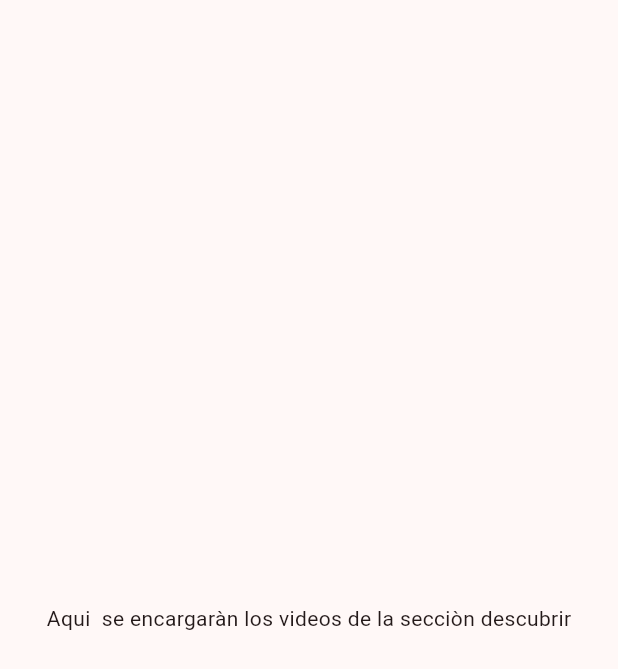
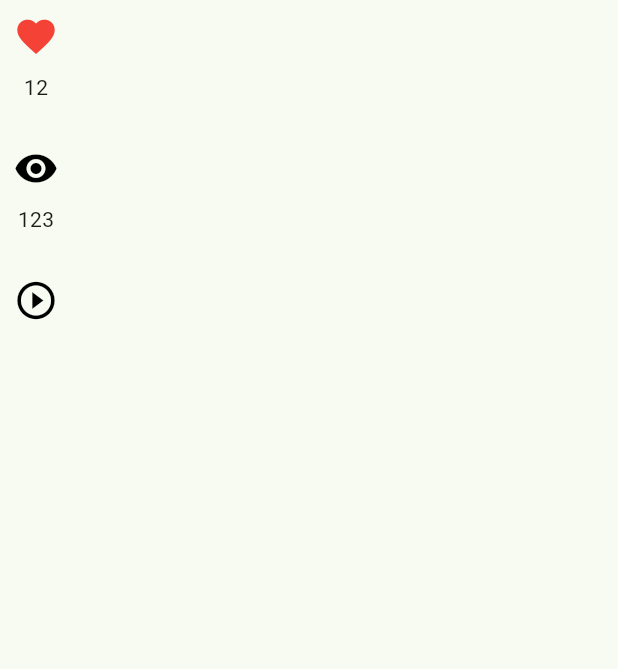
Before and after one commit to Dulce990/DMI-Practica04-220262, a Flutter app: the screen it shows after launch, on a phone screen of 412 x 824 dp. Shown: the top 669 px of the screen. Run offline on Flutter 3.47's test engine with Material 3 defaults, Android fonts, the phone set to English and light mode, and no system bars.

```diff
--- /dev/null
+++ b/widget_app_matricula/widget_app_220262/lib/config/helpers/human_formats.dart
@@ -0,0 +1,14 @@
+import 'package:intl/intl.dart';
+
+class HumanFormats {
+  static String humanReadbleNumbers(double number) {
+    final formatterNumber = NumberFormat.compactCurrency(
+      decimalDigits: 0,
+      symbol: '',
+    ).format(number);
+
+    return formatterNumber;
+  }
+}
+// instalar intl, y animate_do pubas con ctrl shift p
+// hacedr commit hacer construccion de menu lateral y y se formateo en numeros grandes
--- a/widget_app_matricula/widget_app_220262/lib/domain/entities/video_post.dart
+++ b/widget_app_matricula/widget_app_220262/lib/domain/entities/video_post.dart
@@ -1,9 +1,19 @@
 class VideoPost {
-  final String caption; // titulo video
-  final String videoURL; //Referencia al video corto
+  final String caption; // titulo del video
+  final String videoURL; // Referencia al video corto
 
   final int likes;
   final int views;
 
-  VideoPost({required this.caption, required this.videoURL, this.likes=0,this.views=0});
+  VideoPost({
+    required this.caption,
+    required this.videoURL,
+    this.likes=0,
+    this.views=0
+});
+
+
+
+
+
 }
--- a/widget_app_matricula/widget_app_220262/lib/infraestructure/models/local_video_model.dart
+++ b/widget_app_matricula/widget_app_220262/lib/infraestructure/models/local_video_model.dart
@@ -1,5 +1,4 @@
 import 'package:widget_app_220262/domain/entities/video_post.dart';
-import 'package:widget_app_220262/shared/data/local_video_post.dart';
 
 class LocalVideoModel {
   final String name;
--- /dev/null
+++ b/widget_app_matricula/widget_app_220262/lib/infraestruture/models/local_video_model.dart
@@ -0,0 +1,28 @@
+import 'package:widget_app_220262/domain/entities/video_post.dart';
+
+class LocalVideoModel {
+  final String name;
+  final String videoUrl;
+  final int likes;
+  final int views;
+
+
+  LocalVideoModel({
+
+    required this.name,
+    required this.videoUrl,
+    this.likes=0,
+    this.views=0
+  }
+  );
+
+
+  factory LocalVideoModel.fromJs(Map<String,dynamic> json) => LocalVideoModel(
+    name: json['name'] ?? 'none',
+    videoUrl: json['videoUrl'] ?? 'not found url',
+    likes: json['likes'] ?? 0,
+    views: json['views'] ?? 0
+  );/// Mapper te permite recorrer datos
+
+  VideoPost toVideoPostEntity()=> VideoPost(caption: name, videoURL: videoUrl, likes: likes, views: views);
+}
--- a/widget_app_matricula/widget_app_220262/lib/main.dart
+++ b/widget_app_matricula/widget_app_220262/lib/main.dart
@@ -1,7 +1,7 @@
 import 'package:flutter/material.dart';
 import 'package:provider/provider.dart';
+import 'package:widget_app_220262/presentation/Screens/discover/discover_screen.dart';
 import 'package:widget_app_220262/presentation/providers/discover_provider.dart';
-import 'package:widget_app_220262/presentation/screens/discover/discover_screen.dart';
 import 'package:widget_app_220262/theme/app_theme.dart';
 
 void main() {
@@ -14,12 +14,14 @@ class MainApp extends StatelessWidget {
   @override
   Widget build(BuildContext context) {
     return MultiProvider(
-      providers:[ChangeNotifierProvider(create: (_) => DiscoverProvider()),],
+      providers: [
+        ChangeNotifierProvider(lazy: false, create: (_) => DiscoverProvider()..loadNextPage()),
+      ],
       child: MaterialApp(
-      debugShowCheckedModeBanner: false,
-      theme: AppTheme(selectedColor:5).getTheme(),
-      home: const DiscoverScreen(),
-    ),
-    );
-  }
+        debugShowCheckedModeBanner: false,
+        theme: AppTheme(selectedColor: 3).getTheme(),
+        home: const DiscoveryScreen(),
+  ),
+);
 }
+}
--- a/widget_app_matricula/widget_app_220262/lib/presentation/providers/discover_provider.dart
+++ b/widget_app_matricula/widget_app_220262/lib/presentation/providers/discover_provider.dart
@@ -1,12 +1,25 @@
 import 'package:flutter/material.dart';
 import 'package:widget_app_220262/domain/entities/video_post.dart';
+import 'package:widget_app_220262/infraestructure/models/local_video_model.dart';
+import 'package:widget_app_220262/shared/data/localvideo_posts.dart';
 
-class DiscoverProvider extends ChangeNotifier {
+class DiscoverProvider extends ChangeNotifier { // Nos permite cambiar el estado de la aplicacion
   bool initialLoading = true;
   List<VideoPost> videos = [];
 
+  DiscoverProvider(){
+    loadNextPage();
+  }
+
   Future<void> loadNextPage() async {
-    //todo: cargar videos
+    await Future.delayed(const Duration(seconds: 2));
+
+    final List<VideoPost> newVideos = localVideoPosts
+        .map((video) => LocalVideoModel.fromJson(video).toVideoPostEntity())
+        .toList();
+
+    videos.addAll(newVideos);
+    initialLoading = false;
     notifyListeners();
   }
 }
--- a/widget_app_matricula/widget_app_220262/lib/presentation/screens/discover/discover_screen.dart
+++ b/widget_app_matricula/widget_app_220262/lib/presentation/screens/discover/discover_screen.dart
@@ -1,17 +1,19 @@
 import 'package:flutter/material.dart';
+import 'package:provider/provider.dart';
+import 'package:widget_app_220262/presentation/providers/discover_provider.dart';
+import 'package:widget_app_220262/presentation/widgets/shared/video_scrollable.dart';
 
-class DiscoverScreen extends StatelessWidget {
-  const DiscoverScreen ({super.key});
+class DiscoveryScreen extends StatelessWidget {
+  const DiscoveryScreen({super.key});
 
   @override
-  Widget build(BuildContext){
+  Widget build(BuildContext context) {
+    final discoverProvider = context.watch<DiscoverProvider>();
+
     return Scaffold(
-      body: Center(
-        child: Text("Aqui  se encargaràn los videos de la secciòn descubrir"),
-      ),
+      body: discoverProvider.initialLoading ?
+      const Center(child: CircularProgressIndicator(strokeWidth: 2)):
+      VideoScrollable(videos: discoverProvider.videos),
     );
   }
-
-
-
 }
--- /dev/null
+++ b/widget_app_matricula/widget_app_220262/lib/presentation/widgets/shared/video_butons.dart
@@ -0,0 +1,54 @@
+import 'package:animate_do/animate_do.dart';
+import 'package:flutter/material.dart';
+import 'package:widget_app_220262/config/helpers/human_formats.dart';
+import 'package:widget_app_220262/domain/entities/video_post.dart';
+
+class VideoButtons extends StatelessWidget {
+  final VideoPost video;
+
+  const VideoButtons({super.key, required this.video});
+
+  @override
+  Widget build(BuildContext context) {
+    return Column(
+      children: [
+        _CustomIconButton(value: video.likes, iconColor: Colors.red,iconData:Icons.favorite,),
+        const SizedBox(height: 20),
+        _CustomIconButton(value: video.views, iconData: Icons.remove_red_eye_sharp),
+        const SizedBox(height: 20),
+        SpinPerfect(
+          infinite: true,
+          duration: const Duration(seconds: 5),
+          child: const _CustomIconButton(value: 0, iconData: Icons.play_circle_outline),
+        )
+      ],
+    );
+
+  }
+
+}
+
+class _CustomIconButton extends StatelessWidget {
+  final int value;
+  final IconData iconData;
+  final Color? color;
+
+  const _CustomIconButton({
+    required this. value,
+    required this.iconData,
+    iconColor
+  }): color=iconColor ?? Colors.black;
+
+  @override
+  Widget build(BuildContext context) {
+    return Column(
+      children: [
+        IconButton(
+          onPressed: () {},
+          icon: Icon(iconData,color: color,size: 30,)),
+          if (value > 0)
+          Text(HumanFormats.humanReadbleNumbers(value.toDouble()))
+       ],
+    );
+  }
+}
--- /dev/null
+++ b/widget_app_matricula/widget_app_220262/lib/presentation/widgets/shared/video_scrollable.dart
@@ -0,0 +1,30 @@
+import 'package:flutter/material.dart';
+import 'package:widget_app_220262/domain/entities/video_post.dart';
+import 'package:widget_app_220262/presentation/widgets/shared/video_butons.dart';
+
+class VideoScrollable extends StatelessWidget {
+  final List<VideoPost> videos;
+
+  const VideoScrollable({super.key, required this.videos});
+
+  @override
+  Widget build(BuildContext context) {
+    return PageView.builder(
+      scrollDirection: Axis.vertical,
+      physics: const BouncingScrollPhysics(),
+      itemCount: videos.length,
+      itemBuilder: (context,index){
+        final VideoPost videoPost = videos[index];
+        return Stack(
+          children: [
+            // video player + gradient
+
+
+            // Botones
+            VideoButtons(video: videoPost)
+          ],
+        );
+      },
+    );
+  }
+}
--- /dev/null
+++ b/widget_app_matricula/widget_app_220262/lib/presentation/widgets/shared/video_scrollable_view.dart
@@ -0,0 +1,16 @@
+import 'package:flutter/material.dart';
+import 'package:widget_app_220262/domain/entities/video_post.dart';
+
+class VideoScrollableView extends StatelessWidget {
+  final List<VideoPost> videos;
+
+  const VideoScrollableView({super.key, required this.videos});
+
+  @override
+  Widget build(BuildContext context) {
+    return PageView(
+      children: [Container(color: Colors.red)],
+
+    );
+  }
+}
--- /dev/null
+++ b/widget_app_matricula/widget_app_220262/lib/shared/data/localvideo_posts.dart
@@ -0,0 +1,19 @@
+List<Map<String, dynamic>> localVideoPosts = [
+  {
+  'name': 'Subiendo las escaleras automaticas',
+  'video_url': 'assets/videos/Crear_Rels.mp4',
+  'likes': 12,
+  'views':123
+  },
+  {
+  'name': "Nublado",
+  'video_url': 'assets/videos/Dia_Nublado.mp4',
+  'likes': 40,
+  'views':120},
+  {
+  'name': 'La madre naturaleza',
+  'video_url': 'assets/videos/Naturaleza.mp4',
+  'likes': 150,
+  'views':200
+  }
+];
--- a/widget_app_matricula/widget_app_220262/lib/theme/app_theme.dart
+++ b/widget_app_matricula/widget_app_220262/lib/theme/app_theme.dart
@@ -1,31 +1,30 @@
 import 'package:flutter/material.dart';
 
 const colorList = <Color>[
-  Colors.indigoAccent,
-  Colors.tealAccent,
+  Colors.red,
+  Colors.purple,
+  Colors.blue,
+  Colors.green,
   Colors.yellow,
-  Colors.teal,
-  Colors.purpleAccent,
-  Colors.redAccent,
+  Colors.orange,
+  Colors.deepOrange,
   Colors.pinkAccent,
-  Colors.lightGreenAccent,
-  Colors.lightBlue,
-  Colors.amberAccent,
+  Colors.pink,
+  Colors.grey
 ];
+
 
 class AppTheme {
   final int selectedColor;
 
-  AppTheme({this.selectedColor = 0})
-    : assert(
-        selectedColor >= 0,
-        'La posición  del color seleccionado debe ser mayor a 0',
-      ),
-      assert(
-        selectedColor < colorList.length,
-        'La posición del color seleccionado no debe ser superior al tamaño de la lisrta',
-      );
+  AppTheme({ this.selectedColor = 0})
+  : assert( selectedColor>=0,
+  'La posicion del color seleccionado debe ser mayor a 0'),
+  assert(selectedColor < colorList.length,
+  'La posicion del color seleccionado no debe ser superior al tamaño de la lista');
 
-  ThemeData getTheme() =>
-      ThemeData(useMaterial3: true, colorSchemeSeed: colorList[selectedColor]);
+  ThemeData getTheme()=> ThemeData(
+    useMaterial3: true,
+    colorSchemeSeed: colorList[selectedColor]
+  );
 }
--- a/widget_app_matricula/widget_app_220262/pubspec.yaml
+++ b/widget_app_matricula/widget_app_220262/pubspec.yaml
@@ -7,8 +7,10 @@ environment:
   sdk: ^3.9.2
 
 dependencies:
+  animate_do: ^4.2.0
   flutter:
     sdk: flutter
+  intl: ^0.20.2
   provider: ^6.1.5+1
 
 dev_dependencies:
```
Also changed, not shown: widget_app_matricula/widget_app_220262/pubspec.lock.
